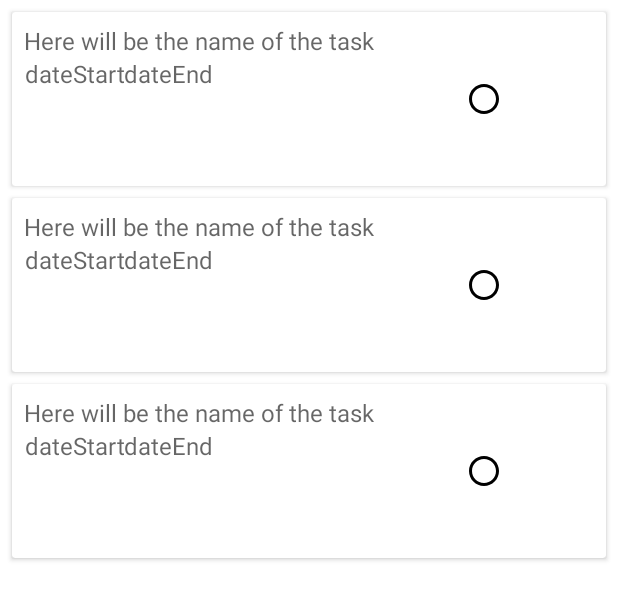
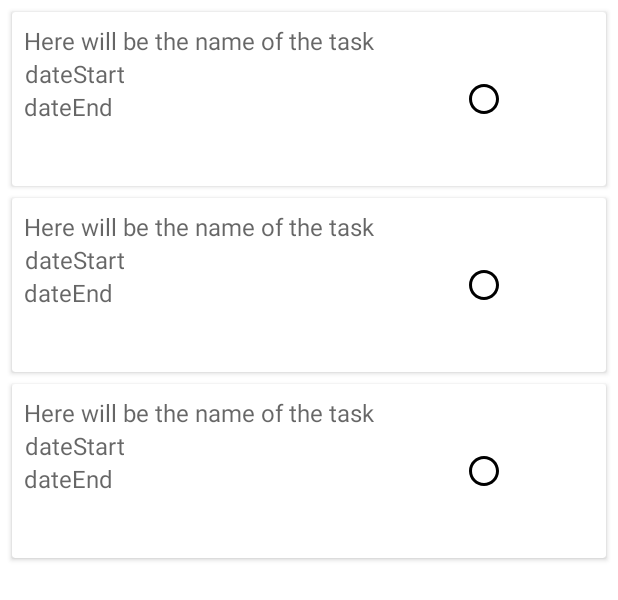
Before and after one commit to KamilSzus/ListaToDo, an Android app: the layout fragment_task_recycler_view.xml on its own in the app's theme, with its tools: preview values and no code run, on a phone screen of 412 x 824 dp. Shown: the top 600 px of the screen. Run offline under Robolectric (Android 15) with nearby library versions, the phone set to English and light mode, and no system bars.

```diff
--- a/app/src/main/java/com/example/listatodo/CreateTask.java
+++ b/app/src/main/java/com/example/listatodo/CreateTask.java
@@ -60,7 +60,7 @@ public class CreateTask extends Fragment {
     private Long convertStringDateToLong(String date){
         long startDate = 0;
         try {
-            @SuppressLint("SimpleDateFormat") SimpleDateFormat sdf = new SimpleDateFormat("dd/MM/yyyy");
+            @SuppressLint("SimpleDateFormat") SimpleDateFormat sdf = new SimpleDateFormat("yyyy-MM-dd");
             Date newDate = sdf.parse(date);
 
             startDate = newDate.getTime();
--- a/app/src/main/java/com/example/listatodo/taskDataModel/TaskStatus.java
+++ b/app/src/main/java/com/example/listatodo/taskDataModel/TaskStatus.java
@@ -2,6 +2,5 @@ package com.example.listatodo.taskDataModel;
 
 public enum TaskStatus {
     COMPLETE,
-    ACTIVE,
-    DELETED;
+    ACTIVE;
 }
--- a/app/src/main/res/layout/task.xml
+++ b/app/src/main/res/layout/task.xml
@@ -56,8 +56,8 @@
             android:hint="@string/dateend"
             android:textAlignment="center"
             android:textSize="16sp"
-            app:layout_constraintStart_toEndOf="@+id/taskStartDate"
-            app:layout_constraintTop_toBottomOf="@+id/taskToBeDone" />
+            app:layout_constraintStart_toStartOf="parent"
+            app:layout_constraintTop_toBottomOf="@+id/taskStartDate" />
 
 
     </androidx.constraintlayout.widget.ConstraintLayout>
```
Also changed, not shown: app/src/main/java/com/example/listatodo/recyclerView/RecyclerViewAdapter.java (+13 -2 lines), app/src/main/java/com/example/listatodo/recyclerView/TaskRecyclerViewFragment.java (+17 -12 lines).
